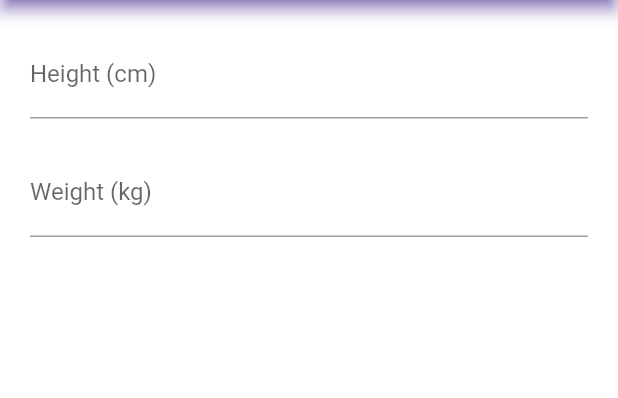
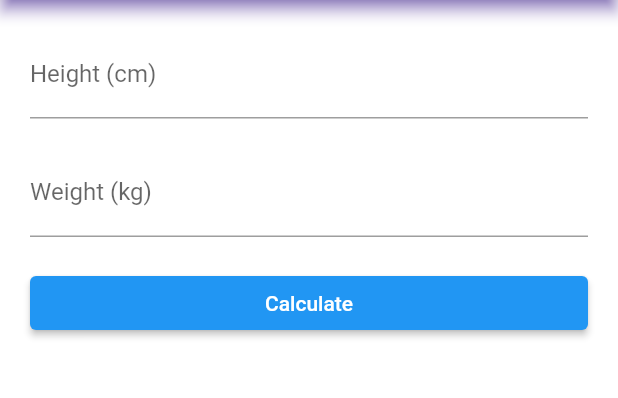
Before and after one commit to kirtijangid/BMI-calculator, a Flutter app: the screen it shows after launch, on a phone screen of 412 x 824 dp, the part 84-482 px from its top. Run offline on Flutter 3.47's test engine with Material 2 defaults, Android fonts, the phone set to English and light mode, and no system bars.

Commit message:
adding elevated button for calculation

```diff
--- a/lib/appbar.dart
+++ b/lib/appbar.dart
@@ -1,5 +1,4 @@
 import 'package:flutter/material.dart';
-
 
 class Appbar extends StatefulWidget {
   const Appbar({super.key});
@@ -12,6 +11,14 @@ class _AppbarState extends State<Appbar> {
   final TextEditingController _heightController = TextEditingController();
   final TextEditingController _weightController = TextEditingController();
 
+  double? bmi;
+  String errorText = '';
+  String status = '';
+
+  void calculateBMI() {
+    final double? height = double.tryParse(_heightController.value.text);
+    final double? weight = double.tryParse(_weightController.value.text);
+  }
     @override
     Widget build(BuildContext context) {
       return Scaffold(
@@ -23,17 +30,14 @@ class _AppbarState extends State<Appbar> {
         ),
         body: Padding(
           padding: EdgeInsets.all(20),
-      child:
-       Column(
+          child: Column(
             children: [
               TextField(
                 controller: _heightController,
                 keyboardType: TextInputType.number,
                 textInputAction: TextInputAction.next,
                 decoration: const InputDecoration(
-                labelText: 'Height (cm)',
-                suffixText: 'centmeters'
-              ),
+                    labelText: 'Height (cm)', suffixText: 'centmeters'),
               ),
               const SizedBox(
                 height: 20,
@@ -43,14 +47,18 @@ class _AppbarState extends State<Appbar> {
                 keyboardType: TextInputType.number,
                 textInputAction: TextInputAction.next,
                 decoration: const InputDecoration(
-                labelText: 'Weight (kg)',
-                suffixText: 'kilograms'
+                    labelText: 'Weight (kg)', suffixText: 'kilograms'),
               ),
-            )
+              const SizedBox(
+                height: 20,
+              ),
+              Column(crossAxisAlignment: CrossAxisAlignment.stretch, children: [
+                ElevatedButton(
+                    onPressed: calculateBMI, child: const Text('Calculate'))
+              ])
             ],
           ),
         ),
-
       );
     }
   }
```
Lines whose indentation alone changed are shown as unchanged.
